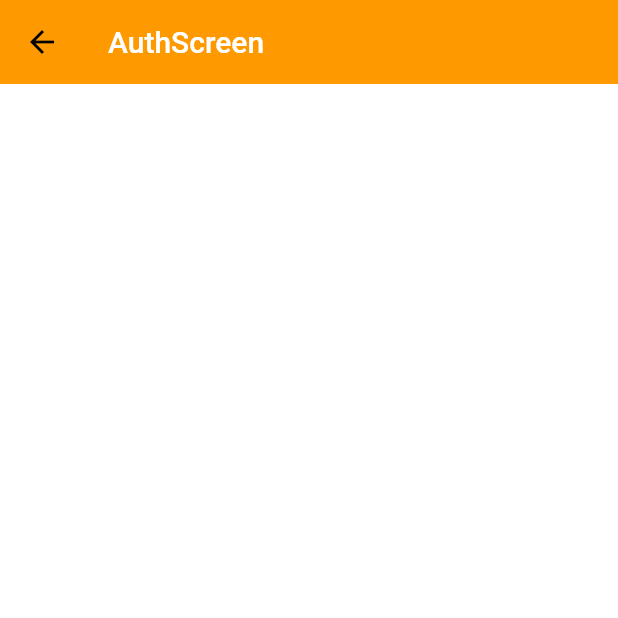
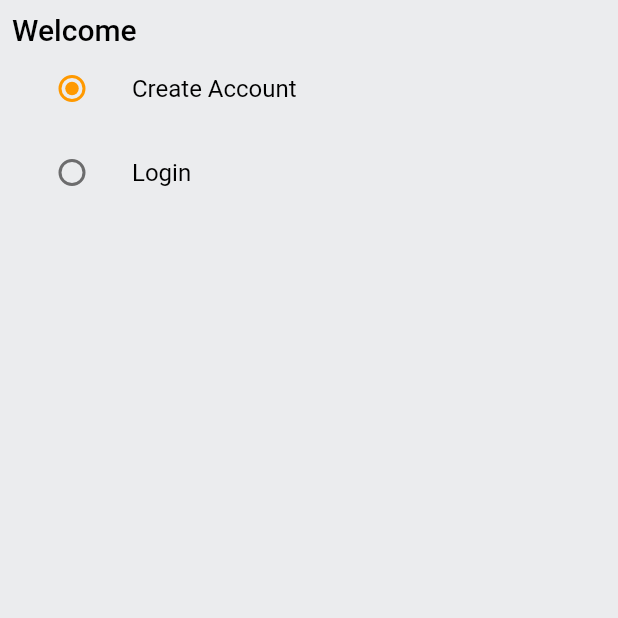
Before and after one commit to DARK-PROGRAMMER-I/amazon_clone, a Flutter app: the AuthScreen screen opened by its route, on a phone screen of 412 x 824 dp, the top half of it. Run offline on Flutter 3.47's test engine with Material 2 defaults, Android fonts, the phone set to English and light mode, and no system bars.

Commit message:
Designing Auth Page

```diff
--- /dev/null
+++ b/lib/dimensions.dart
@@ -0,0 +1,7 @@
+class Dimensions{
+  static const double height20 = 43.1;
+
+// width
+  static const double width20 = 19.6;
+
+}
--- a/lib/features/auth/screens/auth_screen.dart
+++ b/lib/features/auth/screens/auth_screen.dart
@@ -1,4 +1,14 @@
+import 'package:amazon_tut/constants/constants.dart';
+import 'package:amazon_tut/dimensions.dart';
+import 'package:amazon_tut/features/auth/widgets/BigText.dart';
+import 'package:amazon_tut/smallText.dart';
 import 'package:flutter/material.dart';
+
+//Enumeration
+enum AuthEnum{
+  signIn,
+  signUp
+}
 
 class AuthScreen extends StatefulWidget {
   static const String routeName = '/auth_screen';
@@ -9,11 +19,50 @@ class AuthScreen extends StatefulWidget {
 }
 
 class _AuthScreenState extends State<AuthScreen> {
+  AuthEnum? _authEnum = AuthEnum.signUp;
+
   @override
   Widget build(BuildContext context) {
     return Scaffold(
-        appBar: AppBar(
-        title: Text("AuthScreen"),
+        backgroundColor: GlobalVariables.greyBackgroundCOlor,
+      body: SafeArea(
+        child: Padding(
+          padding: const EdgeInsets.all(8.0),
+          child: Column(
+            crossAxisAlignment: CrossAxisAlignment.start,
+            children: [
+              BigText(text: "Welcome"),
+              ListTile(
+                title: SmallText(
+                  text: "Create Account",
+                ),
+                leading: Radio(
+                  value: AuthEnum.signUp,
+                  activeColor: GlobalVariables.secondaryColor,
+                  groupValue: _authEnum, // when initiallize, this value will show up
+                  onChanged: (AuthEnum? val){
+                    setState(() {
+                      _authEnum = val;
+                    });
+                  },
+                )
+              ),
+              ListTile(
+                title: SmallText(text: 'Login'),
+                leading: Radio(
+                  value: AuthEnum.signIn,
+                  groupValue: _authEnum,
+                  activeColor: GlobalVariables.secondaryColor,
+                  onChanged: (AuthEnum? val){
+                    setState(() {
+                      _authEnum = val;
+                    });
+                  },
+                ),
+              )
+            ],
+          ),
+        ),
       ),
     );
   }
--- /dev/null
+++ b/lib/features/auth/widgets/BigText.dart
@@ -0,0 +1,24 @@
+import 'package:flutter/material.dart';
+
+class BigText extends StatelessWidget {
+  final String text;
+  final double size;
+  final Color color;
+  BigText({Key? key,
+    required this.text,
+    this.size = 20,
+    this.color = Colors.black
+  }) : super(key: key);
+
+  @override
+  Widget build(BuildContext context) {
+    return Text(
+      text,
+      style: TextStyle(
+        color: color,
+        fontSize: size,
+        fontWeight: FontWeight.w500
+      ),
+    );
+  }
+}
--- a/lib/main.dart
+++ b/lib/main.dart
@@ -32,29 +32,7 @@ class MyApp extends StatelessWidget {
         )
       ),
 
-      home: MyHomePage(),
+      home: AuthScreen(),
     );
   }
 }
-class MyHomePage extends StatefulWidget {
-  const MyHomePage({Key? key}) : super(key: key);
-
-  @override
-  State<MyHomePage> createState() => _MyHomePageState();
-}
-
-class _MyHomePageState extends State<MyHomePage> {
-  @override
-  Widget build(BuildContext context) {
-    return Scaffold(
-      appBar: AppBar(
-        title: Text('Amazon Clone'),
-      ),
-      body: Center(
-        child: ElevatedButton(onPressed: (){
-          Navigator.pushNamed(context, AuthScreen.routeName );
-        }, child: Text("Press me")),
-      ),
-    );
-  }
-}
--- /dev/null
+++ b/lib/smallText.dart
@@ -0,0 +1,24 @@
+import 'package:flutter/material.dart';
+
+class SmallText extends StatelessWidget {
+  final String text;
+  final double size;
+  final Color color;
+  SmallText({Key? key,
+    required this.text,
+    this.size = 16,
+    this.color = Colors.black
+  }) : super(key: key);
+
+  @override
+  Widget build(BuildContext context) {
+    return Text(
+      text,
+      style: TextStyle(
+          color: color,
+          fontSize: size,
+          fontWeight: FontWeight.w400
+      ),
+    );
+  }
+}
```
